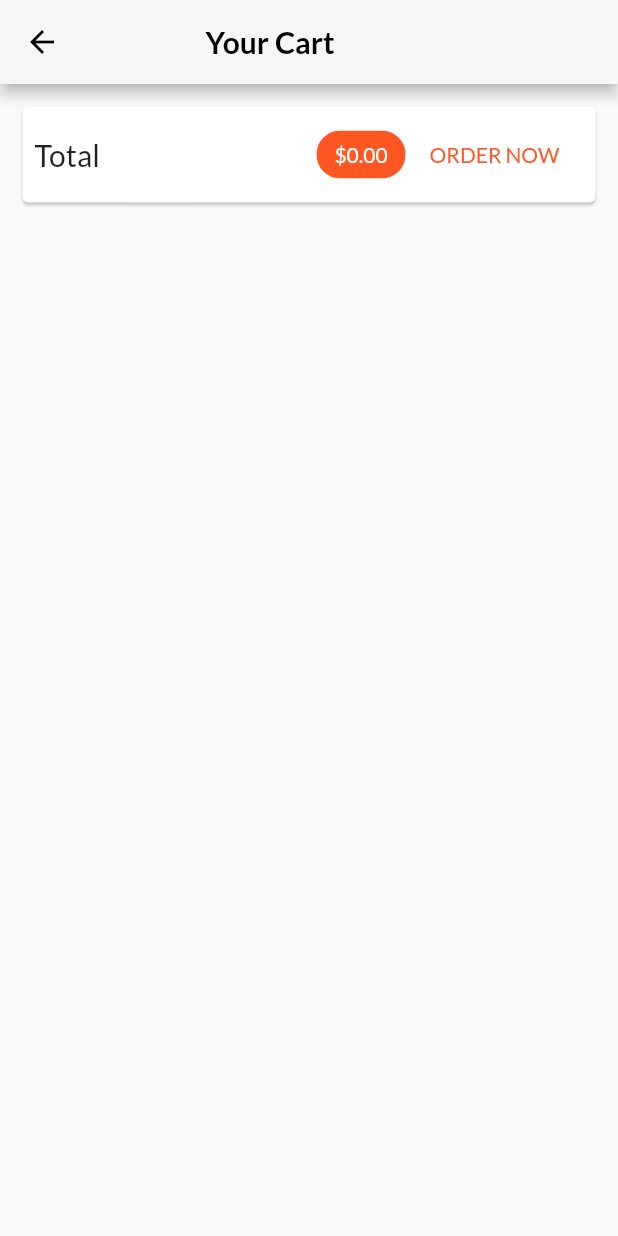
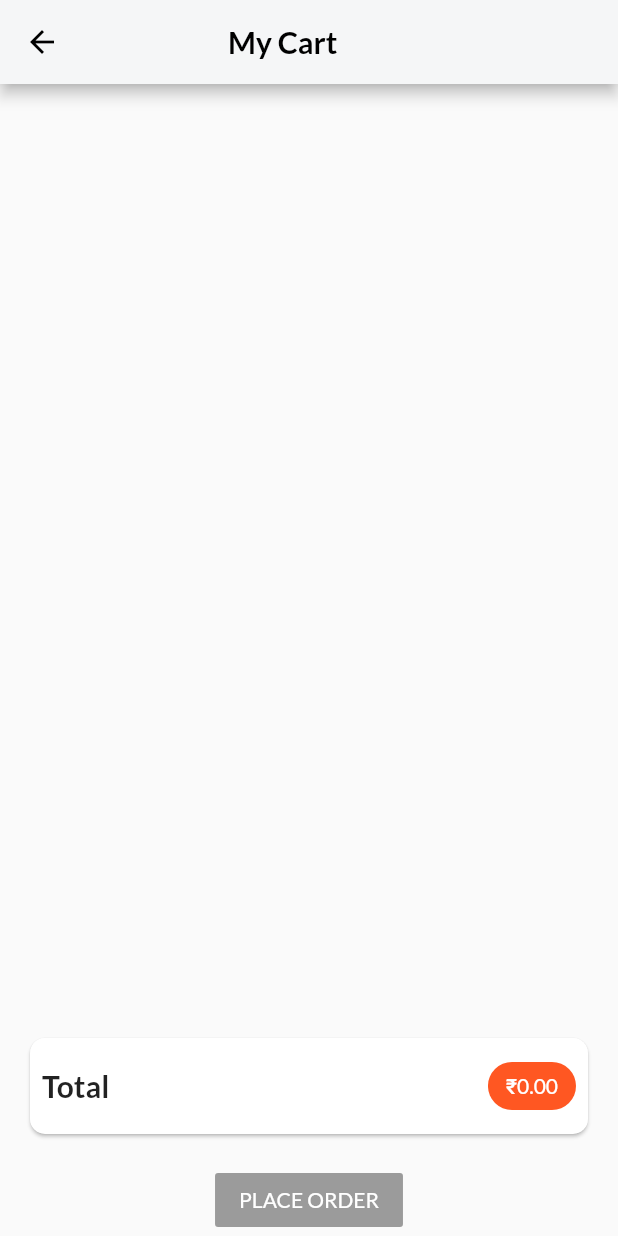
Before and after one commit to Sparsh1101/DigitalCity, a Flutter app: the CartScreen screen opened by its route, on a phone screen of 412 x 824 dp. Run offline on Flutter 3.47's test engine with Material 2 defaults, Android fonts, the phone set to English and light mode, and no system bars; our stand-ins replace shared_preferences; accounts and stored records are empty.

Commit message:
Cart page-1

```diff
--- a/shop_app/lib/screens/cart_screen.dart
+++ b/shop_app/lib/screens/cart_screen.dart
@@ -18,9 +18,9 @@ class CartScreen extends StatelessWidget {
         backgroundColor: Color.fromRGBO(245, 246, 247, 1),
         foregroundColor: Colors.black,
         title: Padding(
-          padding: const EdgeInsets.only(left: 65),
+          padding: const EdgeInsets.only(left: 80),
           child: Text(
-            'Your Cart',
+            'My Cart',
             style: TextStyle(
               fontWeight: FontWeight.bold,
             ),
@@ -29,34 +29,6 @@ class CartScreen extends StatelessWidget {
       ),
       body: Column(
         children: <Widget>[
-          Card(
-            margin: EdgeInsets.all(15),
-            child: Padding(
-              padding: EdgeInsets.all(8),
-              child: Row(
-                mainAxisAlignment: MainAxisAlignment.spaceBetween,
-                children: <Widget>[
-                  Text(
-                    'Total',
-                    style: TextStyle(fontSize: 20),
-                  ),
-                  Spacer(),
-                  Chip(
-                    label: Text(
-                      '\$${cart.totalAmount.toStringAsFixed(2)}',
-                      style: TextStyle(
-                        color:
-                            Theme.of(context).primaryTextTheme.headline6.color,
-                      ),
-                    ),
-                    backgroundColor: Theme.of(context).primaryColor,
-                  ),
-                  OrderButton(cart: cart)
-                ],
-              ),
-            ),
-          ),
-          SizedBox(height: 10),
           Expanded(
             child: ListView.builder(
               itemCount: cart.items.length,
@@ -68,7 +40,41 @@ class CartScreen extends StatelessWidget {
                 cart.items.values.toList()[i].title,
               ),
             ),
-          )
+          ),
+          SizedBox(height: 10),
+          Card(
+            shape: RoundedRectangleBorder(
+              borderRadius: BorderRadius.circular(10.0),
+            ),
+            margin: EdgeInsets.all(20),
+            child: Padding(
+              padding: EdgeInsets.all(8),
+              child: Row(
+                mainAxisAlignment: MainAxisAlignment.spaceBetween,
+                children: <Widget>[
+                  Text(
+                    'Total',
+                    style: TextStyle(
+                      fontSize: 20,
+                      fontWeight: FontWeight.bold,
+                    ),
+                  ),
+                  Spacer(),
+                  Chip(
+                    label: Text(
+                      '₹${cart.totalAmount.toStringAsFixed(2)}',
+                      style: TextStyle(
+                        color:
+                            Theme.of(context).primaryTextTheme.headline6.color,
+                      ),
+                    ),
+                    backgroundColor: Theme.of(context).primaryColor,
+                  ),
+                ],
+              ),
+            ),
+          ),
+          OrderButton(cart: cart),
         ],
       ),
     );
@@ -92,8 +98,9 @@ class _OrderButtonState extends State<OrderButton> {
 
   @override
   Widget build(BuildContext context) {
-    return FlatButton(
-      child: _isLoading ? CircularProgressIndicator() : Text('ORDER NOW'),
+    return RaisedButton(
+      color: Colors.deepOrange,
+      child: _isLoading ? CircularProgressIndicator() : Text('PLACE ORDER'),
       onPressed: (widget.cart.totalAmount <= 0 || _isLoading)
           ? null
           : () async {
@@ -109,7 +116,7 @@ class _OrderButtonState extends State<OrderButton> {
               });
               widget.cart.clear();
             },
-      textColor: Theme.of(context).primaryColor,
+      textColor: Colors.white,
     );
   }
 }
--- a/shop_app/lib/widgets/order_item.dart
+++ b/shop_app/lib/widgets/order_item.dart
@@ -30,7 +30,7 @@ class _OrderItemState extends State<OrderItem> {
         child: Column(
           children: <Widget>[
             ListTile(
-              title: Text('\$${widget.order.amount}'),
+              title: Text('₹${widget.order.amount}'),
               subtitle: Text(
                 DateFormat('dd/MM/yyyy hh:mm').format(widget.order.dateTime),
               ),
@@ -63,7 +63,7 @@ class _OrderItemState extends State<OrderItem> {
                             ),
                           ),
                           Text(
-                            '${prod.quantity}x \$${prod.price}',
+                            '${prod.quantity}x ₹${prod.price}',
                             style: TextStyle(
                               fontSize: 18,
                               color: Colors.grey,
--- a/shop_app/lib/widgets/product_item.dart
+++ b/shop_app/lib/widgets/product_item.dart
@@ -76,7 +76,7 @@ class ProductItem extends StatelessWidget {
               Padding(
                 padding: const EdgeInsets.only(top: 8.0),
                 child: Text(
-                  '\$${product.price}',
+                  '₹${product.price}',
                   overflow: TextOverflow.ellipsis,
                   textAlign: TextAlign.center,
                   style: TextStyle(
--- a/shop_app/pubspec.yaml
+++ b/shop_app/pubspec.yaml
@@ -46,6 +46,7 @@ flutter:
   # To add assets to your application, add an assets section, like this:
   assets:
    - assets/images/product-placeholder.png
+   - assets/images/promotion.png
   #  - images/a_dot_ham.jpeg
 
   # An image asset can refer to one or more resolution-specific "variants", see
```
Also changed, not shown: shop_app/lib/widgets/cart_item.dart (+16 -5 lines).
